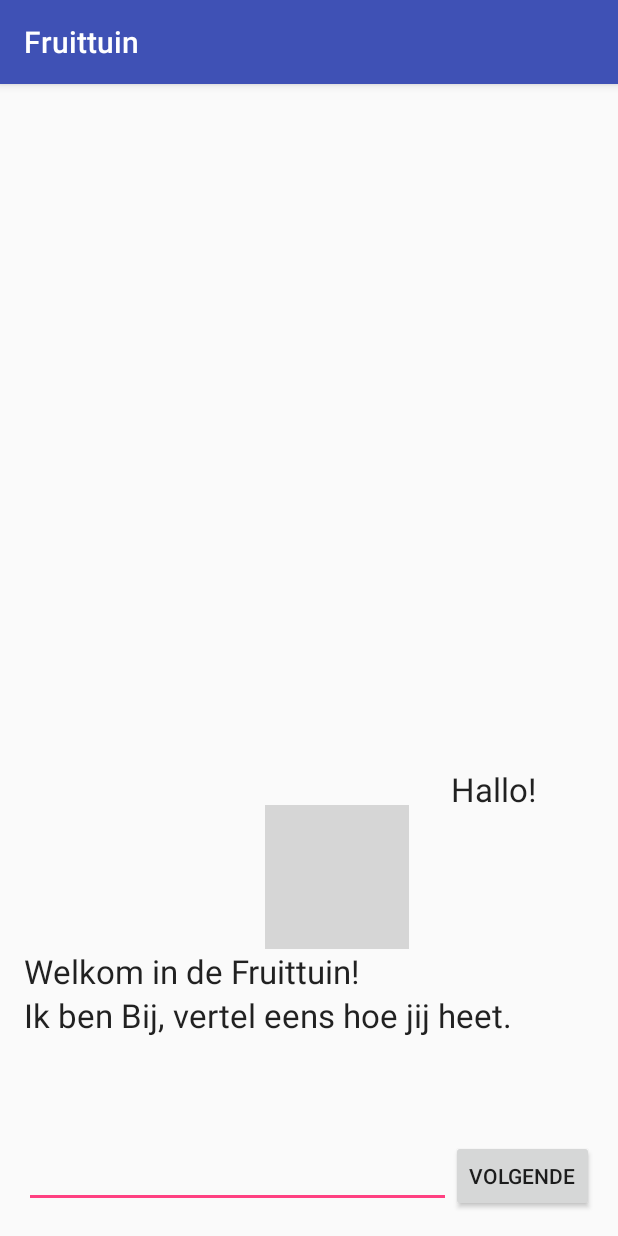
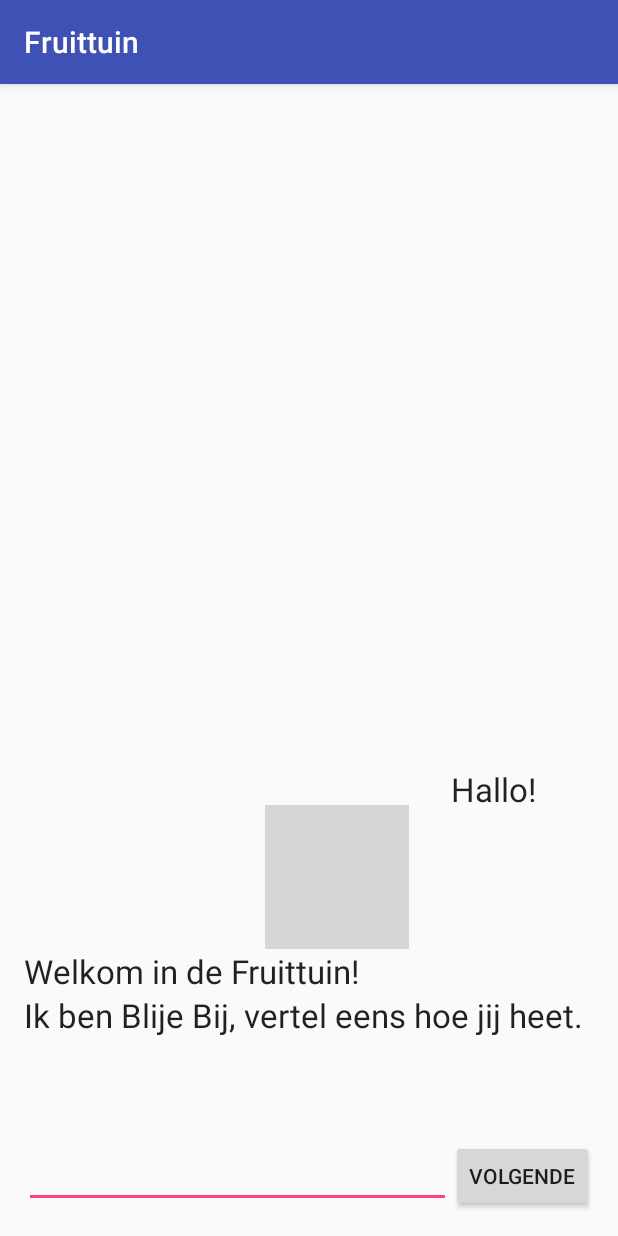
Before and after one commit to AKucuk/fruittuin, an Android app: the screen it shows after launch (MainActivity), on a phone screen of 412 x 824 dp. Run offline under Robolectric (Android 15) with nearby library versions, the light colour scheme and no system bars; grey boxes are pictures that could not be loaded.

Commit message:
Tekstuele aanpassing

```diff
--- a/app/src/main/res/layout/activity_main.xml
+++ b/app/src/main/res/layout/activity_main.xml
@@ -51,7 +51,7 @@
         android:layout_width="wrap_content"
         android:layout_height="wrap_content"
         android:textAppearance="?android:attr/textAppearanceLarge"
-        android:text="Ik ben Bij, vertel eens hoe jij heet."
+        android:text="Ik ben Blije Bij, vertel eens hoe jij heet."
         android:id="@+id/textView3"
         android:layout_below="@+id/textView2"
         android:layout_alignParentStart="true" />
```
